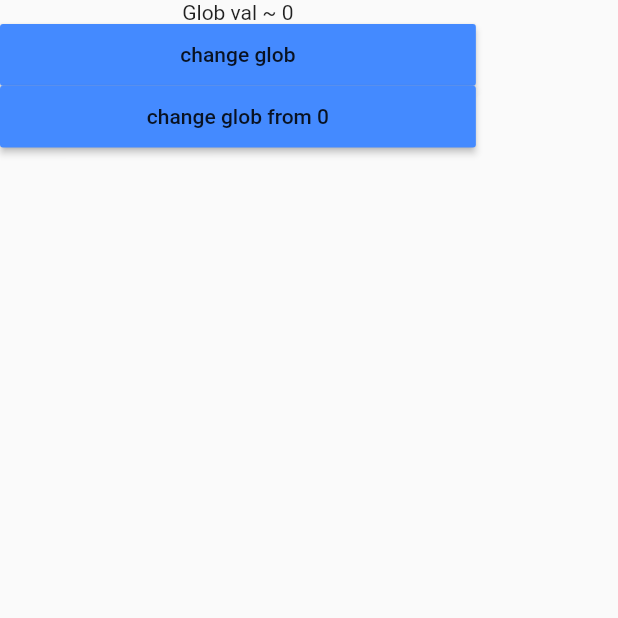
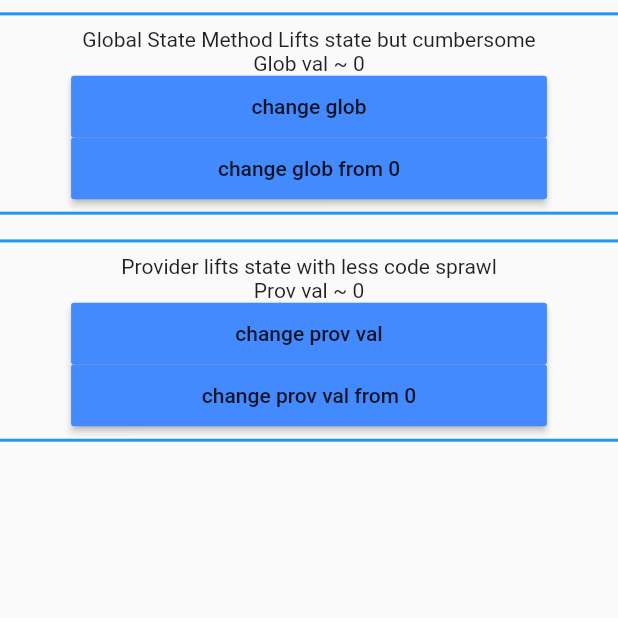
Before and after one commit to ryanadrig/flutter_provider_state_test, a Flutter app: the screen it shows after launch, on a phone screen of 412 x 824 dp, the top half of it. Run offline on Flutter 3.47's test engine with Material 2 defaults, Android fonts, the phone set to English and light mode, and no system bars.

Commit message:
add provider test case

```diff
--- a/lib/glob_state.dart
+++ b/lib/glob_state.dart
@@ -1,6 +1,8 @@
 import 'package:flutter/material.dart';
 import 'package:provider_state_test/globs.dart';
 
+
+// Widgets' global states
 _GlobState_Child_1State? child_1_state;
 _GlobState_Child_3State? child_3_state;
 
@@ -41,6 +43,8 @@ class _GlobState_Child_2State extends State<GlobState_Child_2> {
         child: MaterialButton(
           color: Colors.blueAccent,
           onPressed: (){
+
+            // We end up having to call setstate on each instance of global state everywhere
             my_glob = my_glob +1;
             child_1_state!.setState(() {
             });
@@ -72,6 +76,8 @@ class _GlobState_Child_3State extends State<GlobState_Child_3> {
         child: MaterialButton(
           color: Colors.blueAccent,
           onPressed: (){
+
+            // calling setstate multiple times is cumbersome
             my_glob = my_glob +1;
             child_1_state!.setState(() {
             });
--- a/lib/main.dart
+++ b/lib/main.dart
@@ -1,10 +1,16 @@
 import 'package:flutter/material.dart';
+import 'package:provider/provider.dart';
+
 import 'package:provider_state_test/globs.dart';
 import 'package:provider_state_test/glob_state.dart';
-
+import 'package:provider_state_test/prov_state.dart';
 
 void main() {
-  runApp(const MyApp());
+  runApp(MultiProvider(
+      providers: [
+        ChangeNotifierProvider(create: (_) => ProvState()),
+      ],
+      child:MyApp()));
 }
 
 class MyApp extends StatelessWidget {
@@ -39,16 +45,58 @@ class _Provider_Test_RootState extends State<Provider_Test_Root> {
   Widget build(BuildContext context) {
     ss = MediaQuery.of(context).size;
     return SafeArea(child:Scaffold(
-      body: Container(
-        height: ss.height,
-      child: Column(children: [
+      body:
+          Container(height:ss.height,
+      child:ListView(children:[
+      Padding(
+        padding: EdgeInsets.symmetric(vertical: ss.height*.01),
+    child:Container(
+      padding: EdgeInsets.symmetric(vertical: ss.height*.01),
+        decoration: BoxDecoration(
+          border: Border(
+            top: BorderSide(width:2.0, color: Colors.blue),
+              bottom: BorderSide(width:2.0, color: Colors.blue)
+          )
+        ),
+        // height: ss.height,
+      child: Column(
+        mainAxisSize: MainAxisSize.min,
+        children: [
 
+
+        Text("Global State Method Lifts state but cumbersome"),
         GlobState_Child_1(),
         GlobState_Child_2(),
-        GlobState_Child_3()
+        GlobState_Child_3(),
 
       ],),
-      ),
-    ));
+      )),
+      Padding(
+          padding: EdgeInsets.symmetric(vertical: ss.height*.01),
+          child:Container(
+            padding: EdgeInsets.symmetric(vertical: ss.height*.01),
+            decoration: BoxDecoration(
+                border: Border(
+                    top: BorderSide(width:2.0, color: Colors.blue),
+                    bottom: BorderSide(width:2.0, color: Colors.blue)
+                )
+            ),
+            // height: ss.height,
+            child: Column(
+              mainAxisSize: MainAxisSize.min,
+              children: [
+
+
+                Text("Provider lifts state with less code sprawl"),
+                ProvState_Child_1(),
+                ProvState_Child_2(),
+                ProvState_Child_3(),
+
+              ],),
+          )),
+
+    ])
+
+    )));
   }
 }
--- /dev/null
+++ b/lib/prov_state.dart
@@ -0,0 +1,88 @@
+import 'package:flutter/foundation.dart';
+import 'package:flutter/material.dart';
+import 'package:provider/provider.dart';
+import 'package:provider_state_test/globs.dart';
+
+class ProvState with ChangeNotifier, DiagnosticableTreeMixin {
+  int _count = 0;
+  int get count => _count;
+
+  void increment() {
+    _count++;
+    notifyListeners();
+  }
+
+  /// Makes `Counter` readable inside the devtools by listing all of its properties
+  @override
+  void debugFillProperties(DiagnosticPropertiesBuilder properties) {
+    super.debugFillProperties(properties);
+    properties.add(IntProperty('count', count));
+  }
+}
+
+class ProvState_Child_1 extends StatefulWidget {
+  const ProvState_Child_1({Key? key}) : super(key: key);
+
+  @override
+  _ProvState_Child_1State createState() => _ProvState_Child_1State();
+}
+
+class _ProvState_Child_1State extends State<ProvState_Child_1> {
+  @override
+  Widget build(BuildContext context) {
+    return Container(
+      child:Text('Prov val ~ ${context.watch<ProvState>().count}',));
+  }
+}
+
+class ProvState_Child_2 extends StatefulWidget {
+  const ProvState_Child_2({Key? key}) : super(key: key);
+
+  @override
+  _ProvState_Child_2State createState() => _ProvState_Child_2State();
+}
+
+class _ProvState_Child_2State extends State<ProvState_Child_2> {
+  @override
+  Widget build(BuildContext context) {
+    return Container(
+        width: ss.width*.77,
+        height: ss.width*.1,
+        child: MaterialButton(
+          color: Colors.blueAccent,
+          onPressed: (){
+
+            // With Provider all we need to do is access a BuildContext with the state instance
+            context.read<ProvState>().increment();
+          },
+          child: Text("change prov val"),
+        )
+    );
+  }
+}
+
+
+class ProvState_Child_3 extends StatefulWidget {
+  const ProvState_Child_3({Key? key}) : super(key: key);
+
+  @override
+  _ProvState_Child_3State createState() => _ProvState_Child_3State();
+}
+
+class _ProvState_Child_3State extends State<ProvState_Child_3> {
+  @override
+  Widget build(BuildContext context) {
+    return Container(
+        width: ss.width*.77,
+        height: ss.width*.1,
+        child: MaterialButton(
+          color: Colors.blueAccent,
+          onPressed: (){
+            // Again only one method
+            context.read<ProvState>().increment();
+          },
+          child: Text("change prov val from " + '${context.watch<ProvState>().count}'),
+        )
+    );
+  }
+}
--- a/pubspec.yaml
+++ b/pubspec.yaml
@@ -36,6 +36,7 @@ dependencies:
   # The following adds the Cupertino Icons font to your application.
   # Use with the CupertinoIcons class for iOS style icons.
   cupertino_icons: ^1.0.2
+  provider: ^6.0.5
 
 dev_dependencies:
   flutter_test:
```
Also changed, not shown: pubspec.lock.
